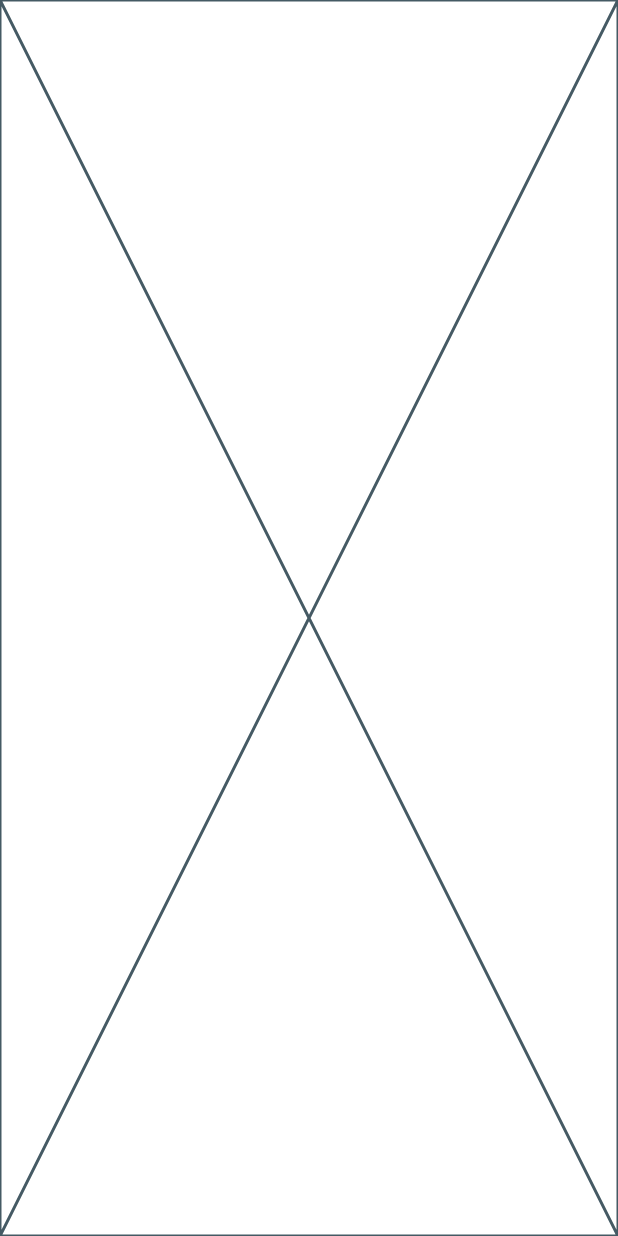
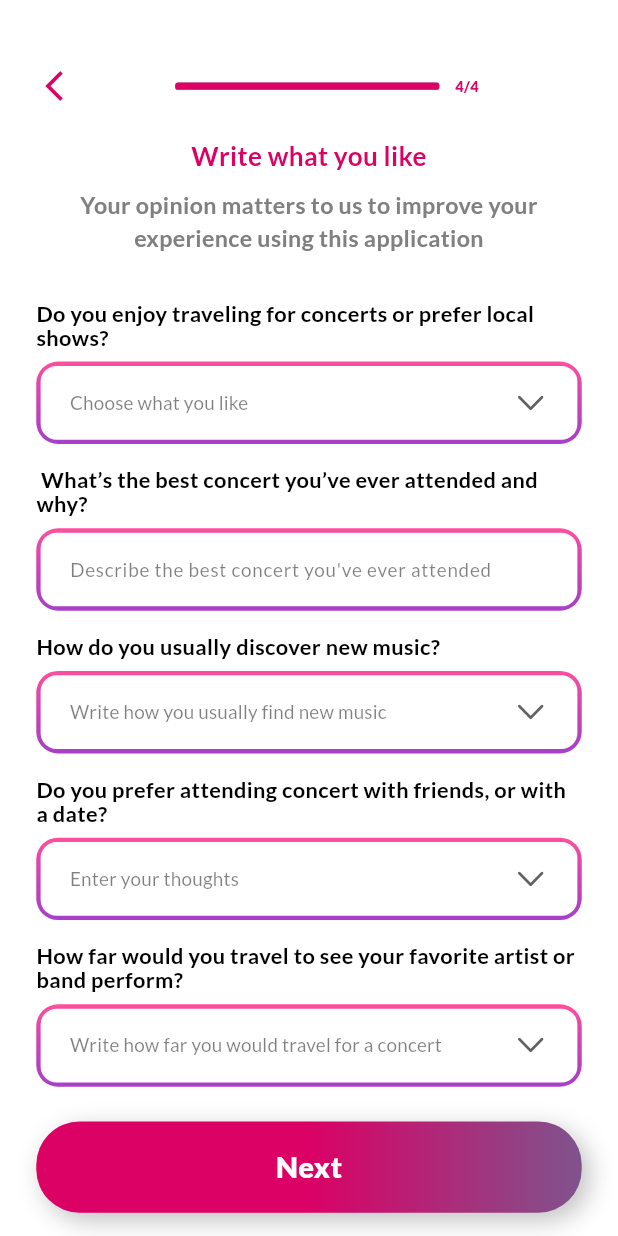
Before and after one commit to islam0110023/tala_app, a Flutter app: the ProfileLike2Screen screen opened by its route, on a phone screen of 412 x 824 dp. Run offline on Flutter 3.47's test engine with Material 3 defaults, Android fonts, the phone set to English and light mode, and no system bars; our stand-ins replace dropdown_button2, flutter_screenutil, flutter_svg, go_router, gradient_borders, smooth_page_indicator.

Commit message:
feat: Implement Profile Like 2 screen structure
This commit introduces the second part of the "Write what you like" section in the profile setup flow. It includes:

- **`ProfileLike2ScreenBody`**: The main widget for this screen, organizing the layout.
- **`CustomUpperProfileLike2`**: Displays the progress bar (step 4 of 4) and introductory text.
- **`CustomFieldsProfileLike2`**: Contains a series of `CustomDropDownProfile` and `CustomTextFieldProfile` widgets for user input regarding concert preferences and music discovery.
- **`CustomDownProfileLike2`**: Includes the "Next" button.

The "Next" button in `CustomDownProfileLike1` now navigates to this new `ProfileLike2Screen`.

```diff
--- a/lib/feature/profile/presentation/view/widget/custom_down_profile_like_1.dart
+++ b/lib/feature/profile/presentation/view/widget/custom_down_profile_like_1.dart
@@ -1,5 +1,7 @@
 import 'package:flutter/material.dart';
+import 'package:go_router/go_router.dart';
 import 'package:tala_app/core/utils/app_dimensions.dart';
+import 'package:tala_app/core/utils/routes.dart';
 import 'package:tala_app/core/widget/custom_button.dart';
 
 class CustomDownProfileLike1 extends StatelessWidget {
@@ -9,7 +11,9 @@ class CustomDownProfileLike1 extends StatelessWidget {
   Widget build(BuildContext context) {
     return Column(
       children: [
-        CustomButton(onTap: () {}, name: 'Next'),
+        CustomButton(onTap: () {
+          GoRouter.of(context).push(AppRoutes.profileLike2Screen);
+        }, name: 'Next'),
         SizedBox(height: AppDimensions.h16),
       ],
     );
--- /dev/null
+++ b/lib/feature/profile/presentation/view/widget/custom_down_profile_like_2.dart
@@ -0,0 +1,17 @@
+import 'package:flutter/material.dart';
+import 'package:tala_app/core/utils/app_dimensions.dart';
+import 'package:tala_app/core/widget/custom_button.dart';
+
+class CustomDownProfileLike2 extends StatelessWidget {
+  const CustomDownProfileLike2({super.key});
+
+  @override
+  Widget build(BuildContext context) {
+    return Column(
+      children: [
+        CustomButton(onTap: () {}, name: 'Next'),
+        SizedBox(height: AppDimensions.h16),
+      ],
+    );
+  }
+}
--- /dev/null
+++ b/lib/feature/profile/presentation/view/widget/custom_fields_profile_like_2.dart
@@ -0,0 +1,50 @@
+import 'package:flutter/material.dart';
+import 'package:tala_app/core/utils/app_dimensions.dart';
+import 'package:tala_app/core/utils/constants.dart';
+import 'package:tala_app/feature/profile/presentation/view/widget/custom_drop_down_profile.dart';
+import 'package:tala_app/feature/profile/presentation/view/widget/custom_text_field_profile.dart';
+
+class CustomFieldsProfileLike2 extends StatelessWidget {
+  const CustomFieldsProfileLike2({super.key});
+
+  @override
+  Widget build(BuildContext context) {
+    return Column(
+      children: [
+        const CustomDropDownProfile(
+          hint: 'Choose what you like',
+          options: AppConstant.kWords,
+          label: 'Do you enjoy traveling for concerts or prefer local shows?',
+        ),
+        SizedBox(height: AppDimensions.h16),
+        const CustomTextFieldProfile(
+          hint: "Describe the best concert you've ever attended",
+          label: ' What’s the best concert you’ve ever attended and why?',
+        ),
+        SizedBox(height: AppDimensions.h16),
+
+        const CustomDropDownProfile(
+          hint: 'Write how you usually find new music',
+          options: AppConstant.kWords,
+          label: 'How do you usually discover new music? ',
+        ),
+        SizedBox(height: AppDimensions.h16),
+
+        const CustomDropDownProfile(
+          hint: 'Enter your thoughts',
+          options: AppConstant.kWords,
+          label:
+              'Do you prefer attending concert with friends, or with a date?',
+        ),
+        SizedBox(height: AppDimensions.h16),
+
+        const CustomDropDownProfile(
+          options: AppConstant.kWords,
+          label:
+              'How far would you travel to see your favorite artist or band perform?',
+          hint: 'Write how far you would travel for a concert',
+        ),
+      ],
+    );
+  }
+}
--- /dev/null
+++ b/lib/feature/profile/presentation/view/widget/custom_upper_profile_like_2.dart
@@ -0,0 +1,32 @@
+import 'package:flutter/material.dart';
+import 'package:tala_app/core/utils/app_color.dart';
+import 'package:tala_app/core/utils/app_dimensions.dart';
+import 'package:tala_app/core/utils/styling.dart';
+import 'package:tala_app/feature/profile/presentation/view/widget/profile_progress_bar.dart';
+
+class CustomUpperProfileLike2 extends StatelessWidget {
+  const CustomUpperProfileLike2({super.key});
+
+  @override
+  Widget build(BuildContext context) {
+    return Column(
+      children: [
+        SizedBox(height: AppDimensions.h47),
+        const ProfileProgressBar(done: 4, isLight: true),
+        SizedBox(height: AppDimensions.h23),
+        Text(
+          'Write what you like',
+          textAlign: TextAlign.center,
+          style: Styling.textStyle18.copyWith(color: AppColor.kPrimaryPink),
+        ),
+        SizedBox(height: AppDimensions.h9),
+        Text(
+          'Your opinion matters to us to improve your\nexperience using this application',
+          textAlign: TextAlign.center,
+          style: Styling.textStyleGray16,
+        ),
+        SizedBox(height: AppDimensions.h32),
+      ],
+    );
+  }
+}
--- a/lib/feature/profile/presentation/view/widget/profile_like_2_screen_body.dart
+++ b/lib/feature/profile/presentation/view/widget/profile_like_2_screen_body.dart
@@ -1,10 +1,24 @@
 import 'package:flutter/material.dart';
+import 'package:tala_app/feature/profile/presentation/view/widget/custom_down_profile_like_2.dart';
+import 'package:tala_app/feature/profile/presentation/view/widget/custom_fields_profile_like_2.dart';
+import 'package:tala_app/feature/profile/presentation/view/widget/custom_screen_handling.dart';
+import 'package:tala_app/feature/profile/presentation/view/widget/custom_upper_profile_like_2.dart';
 
 class ProfileLike2ScreenBody extends StatelessWidget {
   const ProfileLike2ScreenBody({super.key});
 
   @override
   Widget build(BuildContext context) {
-    return const Placeholder();
+    return const CustomScreenHandling(
+      child: Column(
+        mainAxisSize: MainAxisSize.max,
+        children: [
+          CustomUpperProfileLike2(),
+          CustomFieldsProfileLike2(),
+          Spacer(),
+          CustomDownProfileLike2(),
+        ],
+      ),
+    );
   }
 }
```
